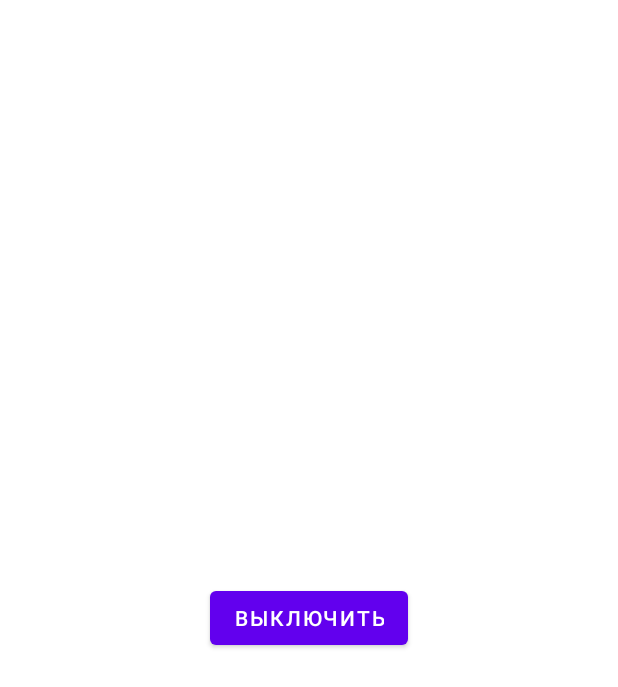
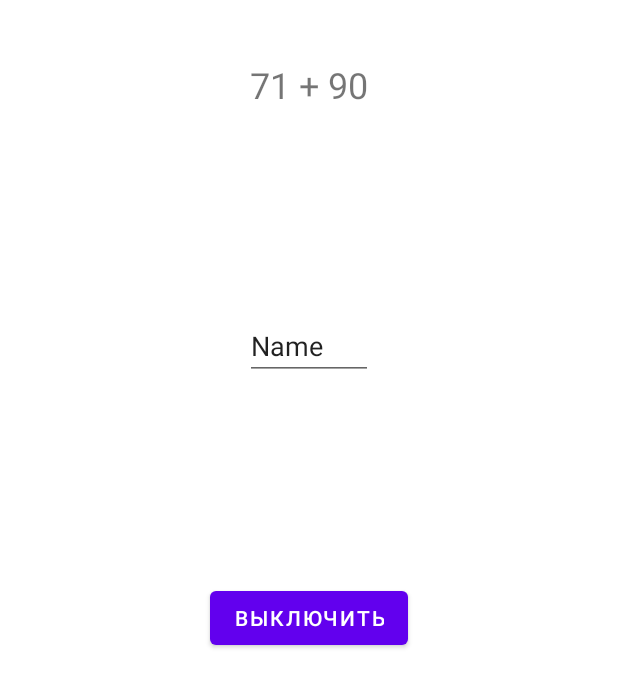
Before and after one commit to zhirnoov/MathAlarmClock, an Android app: the AlarmSolutionFragment screen opened through its navigation route, on a phone screen of 412 x 824 dp. Shown: the top 687 px of the screen. Run offline under Robolectric (Android 15) with nearby library versions, the light colour scheme and no system bars; our stand-ins replace Room's generated code.

Commit message:
create random math question

```diff
--- a/app/src/main/java/com/github/phantom_nosferatu/fragments/AlarmSolutionFragment.kt
+++ b/app/src/main/java/com/github/phantom_nosferatu/fragments/AlarmSolutionFragment.kt
@@ -8,6 +8,8 @@ import android.view.LayoutInflater
 import android.view.View
 import android.view.ViewGroup
 import android.widget.Button
+import android.widget.EditText
+import android.widget.TextView
 import androidx.fragment.app.Fragment
 import com.github.phantom_nosferatu.PlayerService
 import com.github.phantom_nosferatu.R
@@ -15,6 +17,10 @@ import com.github.phantom_nosferatu.R
 class AlarmSolutionFragment : Fragment() {
 
     private lateinit var stopAudio : Button
+    private lateinit var questionText : TextView
+    private lateinit var answerEditText : EditText
+    val randomValueOne = (10..90).random()
+    val randomValueTwo = (10..90).random()
 
     override fun onCreateView(
         inflater: LayoutInflater,
@@ -23,10 +29,18 @@ class AlarmSolutionFragment : Fragment() {
     ): View? {
         val view = inflater.inflate(R.layout.fragment_alarm_solution, container, false)
         stopAudio = view.findViewById(R.id.btn_stopAudio)
+        questionText = view.findViewById(R.id.text_question)
+        answerEditText = view.findViewById(R.id.et_answer)
+
+        questionText.text = "$randomValueOne + $randomValueTwo"
 
         stopAudio.setOnClickListener {
-        context?.stopService(Intent(context, PlayerService::class.java))
-            Log.d("AlarmTesting", "Audio is stop")
+            if (Integer.parseInt(answerEditText.text.toString()) == randomValueOne+randomValueTwo) {
+                context?.stopService(Intent(context, PlayerService::class.java))
+                Log.d("AlarmTesting", "Audio is stop")
+            } else {
+                Log.d("AlarmTesting", "Try again!")
+            }
         }
 
         return view
--- a/app/src/main/res/layout/fragment_alarm_solution.xml
+++ b/app/src/main/res/layout/fragment_alarm_solution.xml
@@ -14,4 +14,27 @@
         app:layout_constraintEnd_toEndOf="parent"
         app:layout_constraintStart_toStartOf="parent"
         app:layout_constraintTop_toTopOf="parent" />
+
+    <TextView
+        android:id="@+id/text_question"
+        android:layout_width="wrap_content"
+        android:layout_height="wrap_content"
+        android:layout_marginTop="40dp"
+        android:textSize="24sp"
+        android:text="TextView"
+        app:layout_constraintEnd_toEndOf="parent"
+        app:layout_constraintStart_toStartOf="parent"
+        app:layout_constraintTop_toTopOf="parent" />
+
+    <EditText
+        android:id="@+id/et_answer"
+        android:layout_width="wrap_content"
+        android:layout_height="wrap_content"
+        android:ems="4"
+        android:inputType="number"
+        android:text="Name"
+        app:layout_constraintBottom_toTopOf="@+id/btn_stopAudio"
+        app:layout_constraintEnd_toEndOf="parent"
+        app:layout_constraintStart_toStartOf="parent"
+        app:layout_constraintTop_toBottomOf="@+id/text_question" />
 </androidx.constraintlayout.widget.ConstraintLayout>
```
